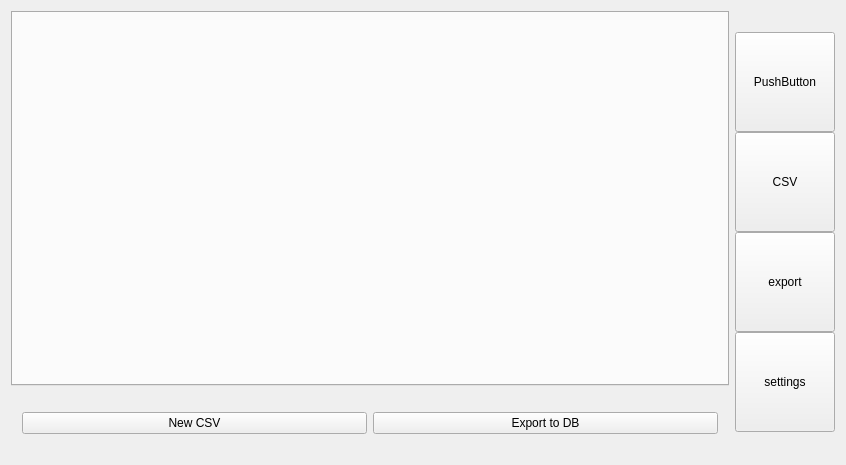
Qt form mainwindow.ui (Trother555/ConverTable) before a commit.
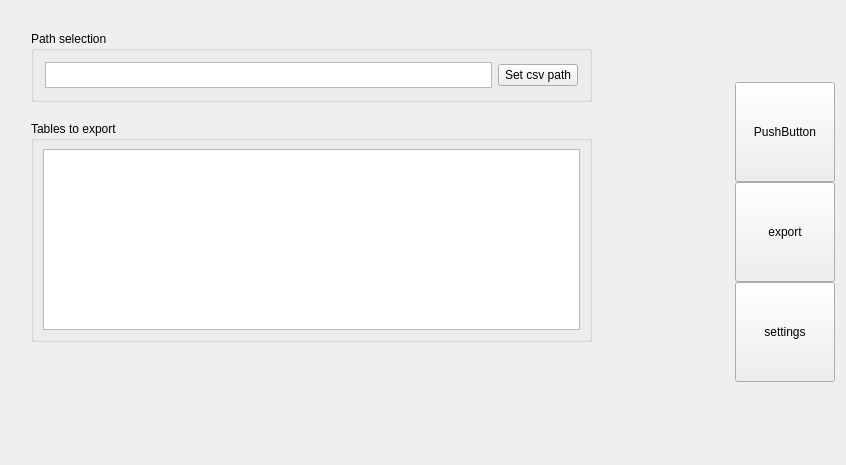
The same form after that commit. The open tabs and pages were chosen to show the change. Custom widgets are drawn as their Qt base class.

```diff
--- a/mainwindow.ui
+++ b/mainwindow.ui
@@ -107,6 +107,13 @@
                  </sizepolicy>
                 </property>
                 <layout class="QGridLayout" name="gridLayout_3">
+                 <item row="0" column="3">
+                  <widget class="QPushButton" name="ButtonOpenNewCSV">
+                   <property name="text">
+                    <string>New CSV</string>
+                   </property>
+                  </widget>
+                 </item>
                  <item row="0" column="0">
                   <widget class="QPushButton" name="ButtonOpenNewDB">
                    <property name="styleSheet">
@@ -124,86 +131,8 @@
                    </property>
                   </widget>
                  </item>
-                </layout>
-               </widget>
-              </item>
-             </layout>
-            </widget>
-           </item>
-          </layout>
-         </widget>
-         <widget class="QWidget" name="CSV">
-          <layout class="QGridLayout" name="gridLayout_9">
-           <property name="leftMargin">
-            <number>0</number>
-           </property>
-           <property name="topMargin">
-            <number>0</number>
-           </property>
-           <property name="rightMargin">
-            <number>0</number>
-           </property>
-           <property name="bottomMargin">
-            <number>0</number>
-           </property>
-           <item row="0" column="0">
-            <widget class="QWidget" name="widget_5" native="true">
-             <layout class="QGridLayout" name="gridLayout_8">
-              <property name="leftMargin">
-               <number>0</number>
-              </property>
-              <property name="topMargin">
-               <number>0</number>
-              </property>
-              <property name="rightMargin">
-               <number>0</number>
-              </property>
-              <property name="bottomMargin">
-               <number>0</number>
-              </property>
-              <property name="horizontalSpacing">
-               <number>0</number>
-              </property>
-              <property name="verticalSpacing">
-               <number>6</number>
-              </property>
-              <item row="0" column="0">
-               <widget class="QTabWidget" name="TableCSV">
-                <property name="sizePolicy">
-                 <sizepolicy hsizetype="Expanding" vsizetype="Expanding">
-                  <horstretch>0</horstretch>
-                  <verstretch>6</verstretch>
-                 </sizepolicy>
-                </property>
-                <property name="styleSheet">
-                 <string notr="true"/>
-                </property>
-                <property name="currentIndex">
-                 <number>-1</number>
-                </property>
-               </widget>
-              </item>
-              <item row="1" column="0">
-               <widget class="QWidget" name="widget_6" native="true">
-                <property name="sizePolicy">
-                 <sizepolicy hsizetype="Preferred" vsizetype="Preferred">
-                  <horstretch>0</horstretch>
-                  <verstretch>1</verstretch>
-                 </sizepolicy>
-                </property>
-                <layout class="QGridLayout" name="gridLayout_5">
-                 <item row="0" column="0">
-                  <widget class="QPushButton" name="ButtonOpenNewCSV">
-                   <property name="styleSheet">
-                    <string notr="true"/>
-                   </property>
-                   <property name="text">
-                    <string>New CSV</string>
-                   </property>
-                  </widget>
-                 </item>
-                 <item row="0" column="1">
-                  <widget class="QPushButton" name="ButtonExportToDB">
+                 <item row="0" column="4">
+                  <widget class="QPushButton" name="ButtonExportCSVToDB">
                    <property name="text">
                     <string>Export to DB</string>
                    </property>
@@ -299,7 +228,7 @@
        <property name="spacing">
         <number>0</number>
        </property>
-       <item row="3" column="0">
+       <item row="2" column="0">
         <widget class="ToggleButton" name="TabSettings">
          <property name="sizePolicy">
           <sizepolicy hsizetype="Fixed" vsizetype="Fixed">
@@ -318,44 +247,6 @@
          </property>
         </widget>
        </item>
-       <item row="1" column="0">
-        <widget class="ToggleButton" name="TabCSV">
-         <property name="sizePolicy">
-          <sizepolicy hsizetype="Fixed" vsizetype="Fixed">
-           <horstretch>0</horstretch>
-           <verstretch>0</verstretch>
-          </sizepolicy>
-         </property>
-         <property name="minimumSize">
-          <size>
-           <width>100</width>
-           <height>100</height>
-          </size>
-         </property>
-         <property name="text">
-          <string>CSV</string>
-         </property>
-        </widget>
-       </item>
-       <item row="2" column="0">
-        <widget class="ToggleButton" name="TabExport">
-         <property name="sizePolicy">
-          <sizepolicy hsizetype="Fixed" vsizetype="Fixed">
-           <horstretch>0</horstretch>
-           <verstretch>0</verstretch>
-          </sizepolicy>
-         </property>
-         <property name="minimumSize">
-          <size>
-           <width>100</width>
-           <height>100</height>
-          </size>
-         </property>
-         <property name="text">
-          <string>export</string>
-         </property>
-        </widget>
-       </item>
        <item row="0" column="0">
         <widget class="ToggleButton" name="TabDatabase">
          <property name="sizePolicy">
@@ -375,6 +266,25 @@
          </property>
         </widget>
        </item>
+       <item row="1" column="0">
+        <widget class="ToggleButton" name="TabExport">
+         <property name="sizePolicy">
+          <sizepolicy hsizetype="Fixed" vsizetype="Fixed">
+           <horstretch>0</horstretch>
+           <verstretch>0</verstretch>
+          </sizepolicy>
+         </property>
+         <property name="minimumSize">
+          <size>
+           <width>100</width>
+           <height>100</height>
+          </size>
+         </property>
+         <property name="text">
+          <string>export</string>
+         </property>
+        </widget>
+       </item>
       </layout>
      </widget>
     </item>
```
Left out of the diff: 13 changed lines with no effect on the pictures.
